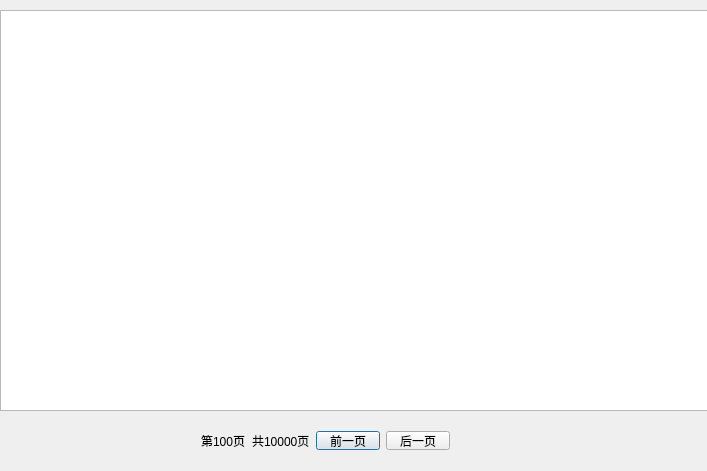
Above: Server_VS/SYSLogDlg.ui from worldzxm2000/AWPlatform before the change. Below: the same form after it.
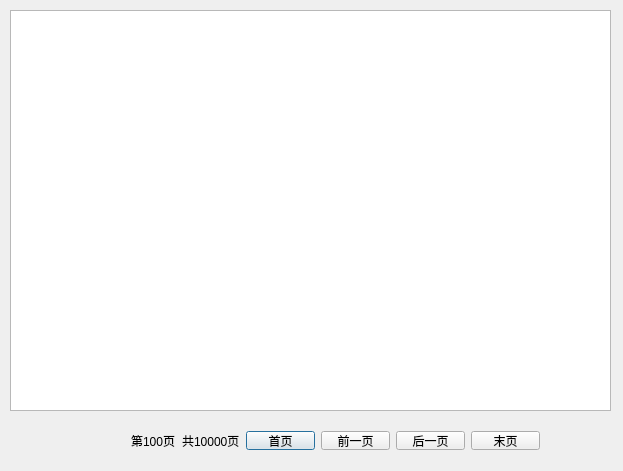
That is the form after the change.

What changed in the file:
```diff
--- a/Server_VS/SYSLogDlg.ui
+++ b/Server_VS/SYSLogDlg.ui
@@ -6,29 +6,19 @@
    <rect>
     <x>0</x>
     <y>0</y>
-    <width>707</width>
+    <width>623</width>
     <height>471</height>
    </rect>
   </property>
   <property name="windowTitle">
    <string>系统日志</string>
   </property>
-  <widget class="QTableView" name="tableView">
-   <property name="geometry">
-    <rect>
-     <x>0</x>
-     <y>10</y>
-     <width>711</width>
-     <height>401</height>
-    </rect>
-   </property>
-  </widget>
   <widget class="QWidget" name="horizontalLayoutWidget">
    <property name="geometry">
     <rect>
-     <x>190</x>
+     <x>120</x>
      <y>420</y>
-     <width>271</width>
+     <width>431</width>
      <height>41</height>
     </rect>
    </property>
@@ -48,7 +38,14 @@
      </widget>
     </item>
     <item>
-     <widget class="QPushButton" name="pushButton">
+     <widget class="QPushButton" name="PageToBeginBtn">
+      <property name="text">
+       <string>首页</string>
+      </property>
+     </widget>
+    </item>
+    <item>
+     <widget class="QPushButton" name="PageDownBtn">
       <property name="text">
        <string>前一页</string>
       </property>
@@ -61,8 +58,25 @@
       </property>
      </widget>
     </item>
+    <item>
+     <widget class="QPushButton" name="PageToEndBtn">
+      <property name="text">
+       <string>末页</string>
+      </property>
+     </widget>
+    </item>
    </layout>
   </widget>
+  <widget class="QTableWidget" name="DataListTable">
+   <property name="geometry">
+    <rect>
+     <x>10</x>
+     <y>10</y>
+     <width>601</width>
+     <height>401</height>
+    </rect>
+   </property>
+  </widget>
  </widget>
  <layoutdefault spacing="6" margin="11"/>
  <resources/>
```
Left out of the diff: 6 changed lines with no effect on the pictures.
